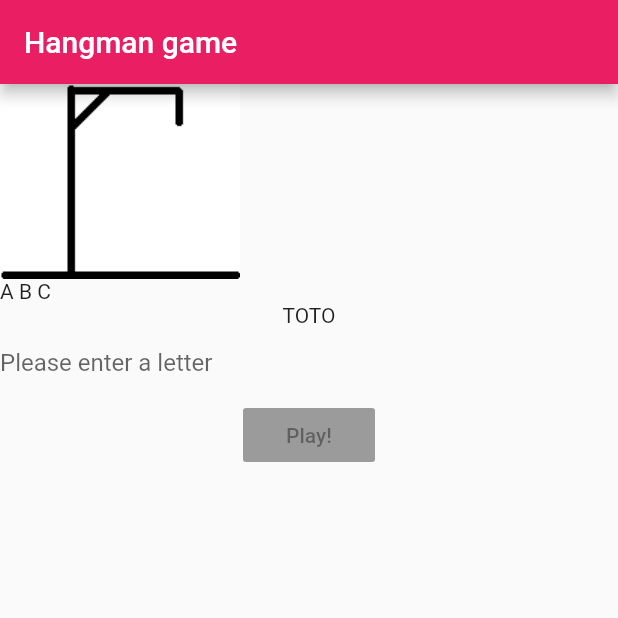
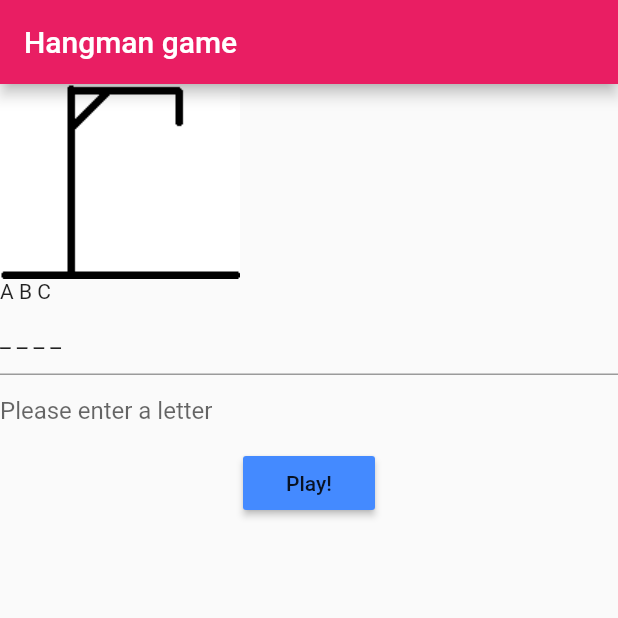
Before and after one commit to sebastienkb/flutter_hangman, a Flutter app: the screen it shows after launch, on a phone screen of 412 x 824 dp, the top half of it. Run offline on Flutter 3.47's test engine with Material 2 defaults, Android fonts, the phone set to English and light mode, and no system bars.

Commit message:
try some stuff

```diff
--- a/flutter_hangman_app/lib/main.dart
+++ b/flutter_hangman_app/lib/main.dart
@@ -25,27 +25,50 @@ class MyHomePage extends StatefulWidget {
 }
 
 class _MyHomePageState extends State<MyHomePage> {
-
   Widget imageSection = Row(children: [Image.asset('assets/Step0.png')]);
 
   Widget wrongLettersSection = Row(children: [Text('A B C')]);
 
-  Text answerSection = Text('_ _ _ _ _ _');
-
   @override
   Widget build(BuildContext context) {
-    Widget userInput = TextField(
-      decoration: InputDecoration(
-          border: InputBorder.none,
-          hintText: 'Please enter a letter'
-      ),
+    var word = "Toto";
+    var answerController = new TextEditingController();
+    var userInputController = new TextEditingController();
+
+    TextField answerSection = TextField(
+      controller: answerController,
     );
 
+    TextField userInput = TextField(
+      decoration: InputDecoration(
+          border: InputBorder.none, hintText: 'Please enter a letter'),
+      controller: userInputController,
+    );
+
+    for (var i = 0; i < word.length; i++) {
+      answerController.text += "_ ";
+    }
+
+    void checkLetter(String letter) {
+      var indexes = List<int>();
+      for(var i = 0; i < word.length; i++) {
+        if(word[i] == letter) {
+          indexes.add(i);
+        }
+      }
+      if(indexes.isEmpty) {
+        //change picture and add letter to wrong letter section
+      } else {
+        //
+      }
+    }
     RaisedButton button = new RaisedButton(
-      child: new Text('Play!'),
-      color: Colors.blueAccent,
-      onPressed: toto(),
-    );
+        child: new Text('Play!'),
+        color: Colors.blueAccent,
+        onPressed: () {
+          answerController.text += userInputController.text;
+          userInputController.text = "";
+        });
 
     return Scaffold(
       appBar: AppBar(title: Text(widget.title)),
@@ -60,13 +83,4 @@ class _MyHomePageState extends State<MyHomePage> {
       ),
     );
   }
-
-  updateAnswer() {
-
-    answerSection = Text('potato');
-  }
-  toto() {
-
-    answerSection = Text('TOTO');
-  }
 }
```
